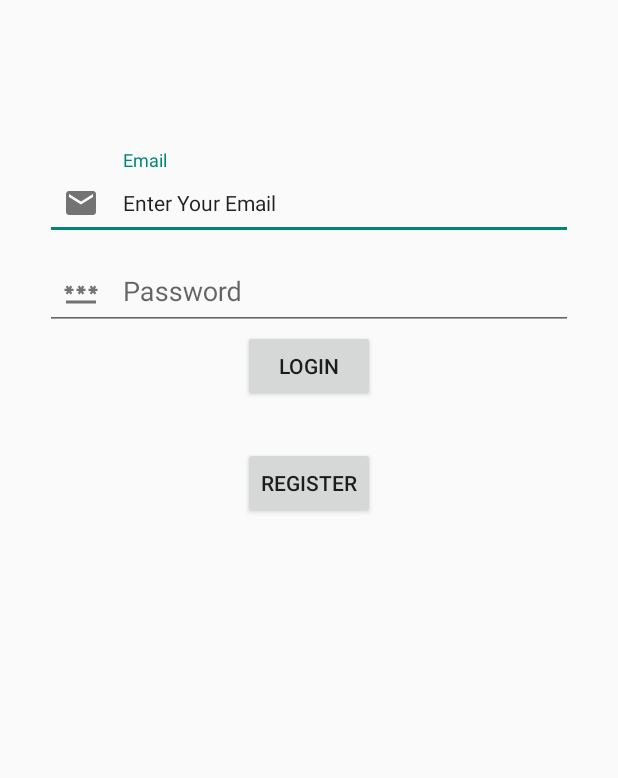
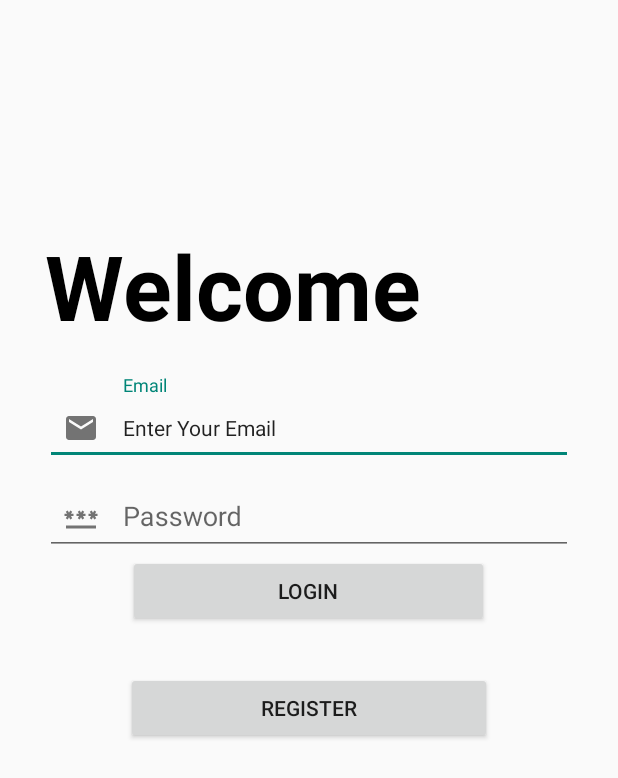
Before and after one commit to mani1a/Krishi_MITr_Androidapp, an Android app: the LoginActivity screen opened directly, with no data from a screen before it, on a phone screen of 412 x 824 dp. Shown: the top 778 px of the screen. Run offline under Robolectric (Android 15) with nearby library versions, the phone set to English and light mode, and no system bars; our stand-ins replace Firebase (no records; nobody signed in at launch, a user with empty details on screens opened directly).

Commit message:
only change in login page-> added welcome text and changed the size of login and register buttons

```diff
--- a/app/src/main/res/layout/activity_login.xml
+++ b/app/src/main/res/layout/activity_login.xml
@@ -6,9 +6,18 @@
     android:layout_width="match_parent"
     android:layout_height="match_parent"
     tools:context=".activity.LoginActivity">
+    <TextView
+        android:layout_width="match_parent"
+        android:layout_height="wrap_content"
+        android:text="Welcome"
+        android:layout_marginTop="150dp"
+        android:layout_marginStart="30dp"
+        android:textSize="60sp"
+        android:textStyle="bold"
+        android:textColor="@color/black"/>
 
     <com.google.android.material.textfield.TextInputLayout
-        android:layout_marginTop="100dp"
+        android:layout_marginTop="250dp"
         android:id="@+id/TextTextEmailAddress"
         android:layout_width="match_parent"
         android:layout_height="60dp"
@@ -18,13 +27,15 @@
         app:hintEnabled="true"
         android:layout_marginStart="30dp"
         android:layout_marginEnd="30dp"
+
         app:startIconDrawable="@drawable/vector_email"
         >
 
         <com.google.android.material.textfield.TextInputEditText
             android:id="@+id/editTextTextEmailAddress"
             android:layout_width="match_parent"
-            android:layout_height="match_parent"/>
+            android:layout_height="match_parent"
+            />
 
     </com.google.android.material.textfield.TextInputLayout>
 
@@ -57,7 +68,8 @@
         android:layout_width="wrap_content"
         android:layout_height="wrap_content"
         android:text="Login"
-        android:layout_centerHorizontal="true"/>
+        android:layout_centerHorizontal="true"
+        android:paddingHorizontal="100dp"/>
 
     <Button
         android:layout_below="@+id/buttonLogin"
@@ -66,6 +78,7 @@
         android:layout_height="wrap_content"
         android:text="Register"
         android:layout_centerHorizontal="true"
-        android:layout_marginTop="30dp"/>
+        android:layout_marginTop="30dp"
+        android:paddingHorizontal="90dp"/>
 
 </RelativeLayout>
```
